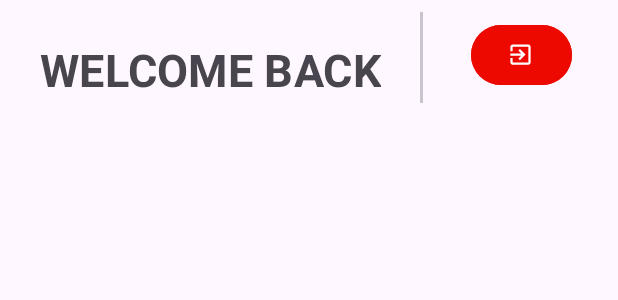
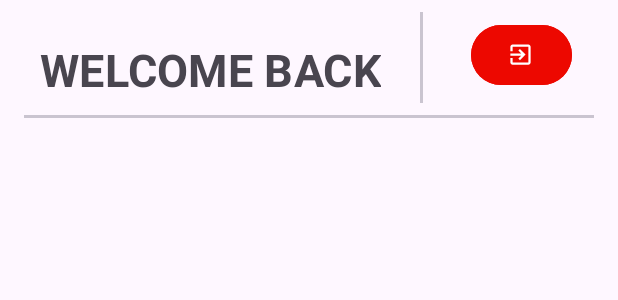
Before and after one commit to YadavYashvant/Fieries, an Android app: the layout activity_user.xml on its own in the app's theme, with its tools: preview values and no code run, on a phone screen of 412 x 824 dp. Shown: the top 300 px of the screen. Run offline under Robolectric (Android 15) with nearby library versions, the phone set to English and light mode, and no system bars.

Commit message:
Updating User Screen

```diff
--- a/app/src/main/res/layout/activity_user.xml
+++ b/app/src/main/res/layout/activity_user.xml
@@ -55,6 +55,12 @@
 
         </LinearLayout>
 
+        <com.google.android.material.divider.MaterialDivider
+            android:layout_width="match_parent"
+            android:layout_height="2dp"
+            android:layout_marginHorizontal="16dp"
+            />
+
         <Space
             android:layout_width="match_parent"
             android:layout_height="32dp" />
```
